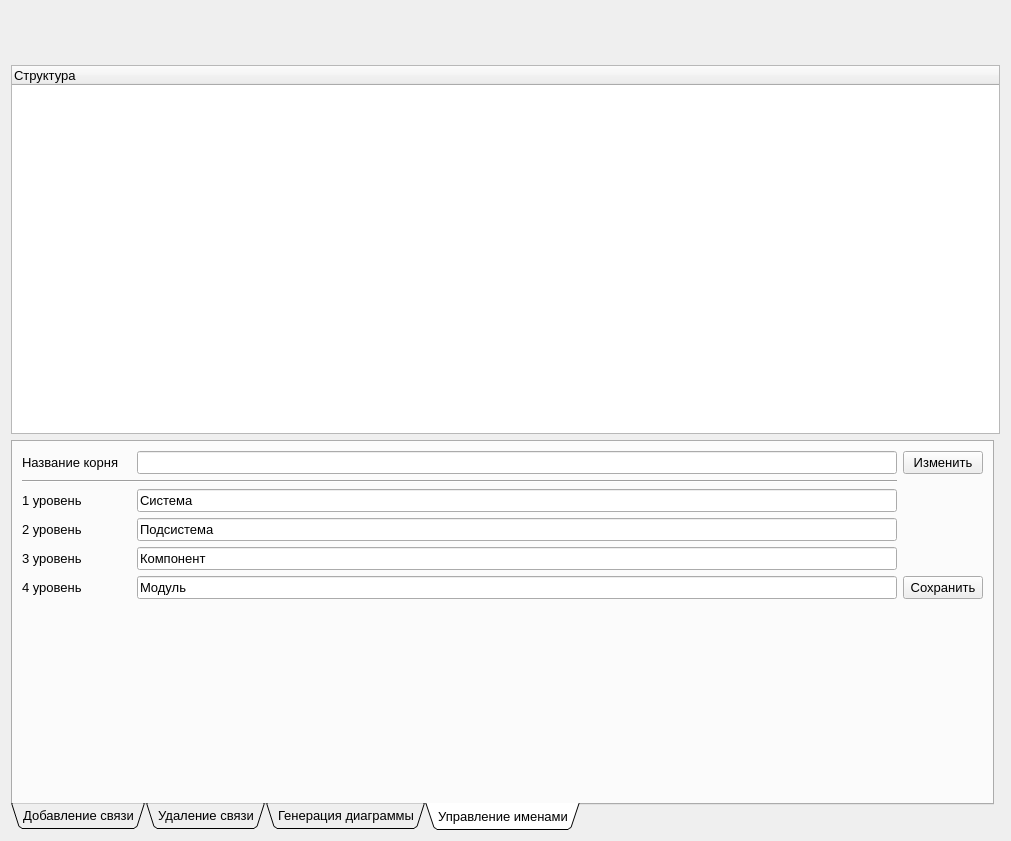
Qt form plugins/architect/widgets/architect/bf_architectform.ui (gen1izh/cpp) before a commit.
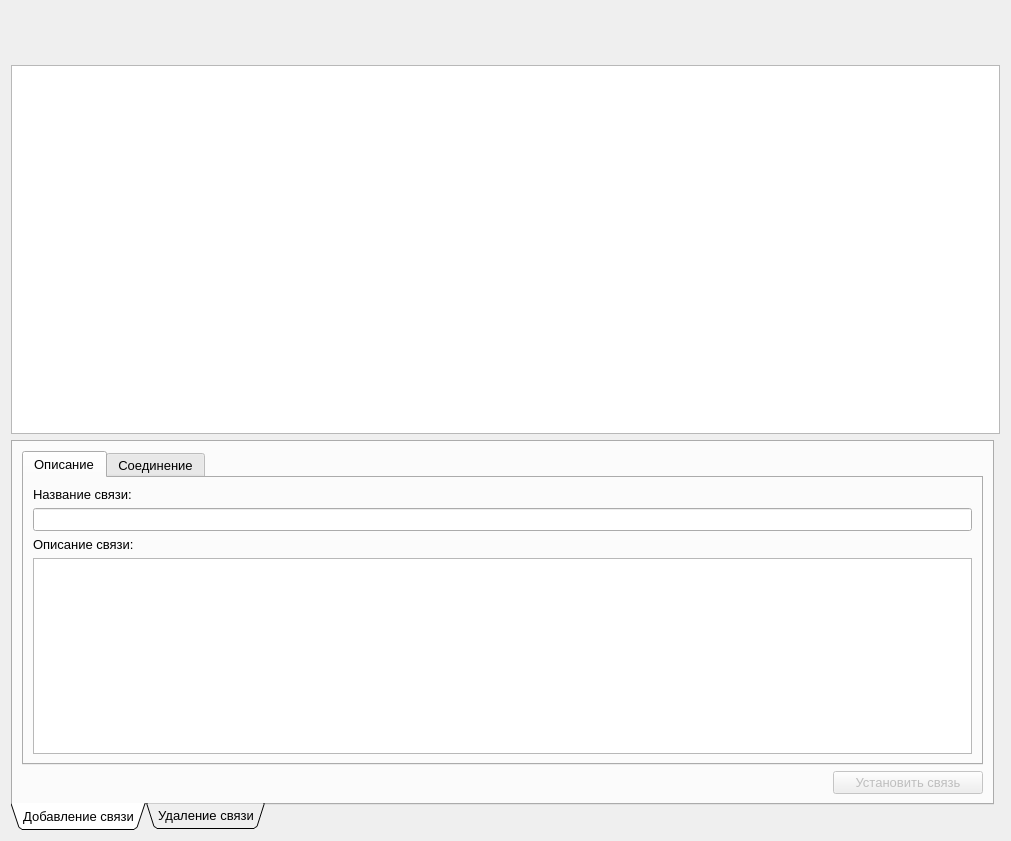
The same form after that commit. The open tabs and pages were chosen to show the change. Icons and pictures are not drawn.

Commit message: upd: рефакторинг структуры проекта. Вместо жесткого дерева (система, подсистема, компонент, модуль) - гибкое дерево.

What changed in the file:
```diff
--- a/plugins/architect/widgets/architect/bf_architectform.ui
+++ b/plugins/architect/widgets/architect/bf_architectform.ui
@@ -46,6 +46,9 @@
       <layout class="QGridLayout" name="gridLayout_4">
        <item row="2" column="1">
         <widget class="QPushButton" name="setLinkButton">
+         <property name="enabled">
+          <bool>false</bool>
+         </property>
          <property name="minimumSize">
           <size>
            <width>150</width>
@@ -93,7 +96,7 @@
            <item row="2" column="1">
             <widget class="QLabel" name="label_6">
              <property name="text">
-              <string>Описание:</string>
+              <string>Описание связи:</string>
              </property>
             </widget>
            </item>
@@ -103,7 +106,7 @@
            <item row="0" column="1">
             <widget class="QLabel" name="label_7">
              <property name="text">
-              <string>Название:</string>
+              <string>Название связи:</string>
              </property>
             </widget>
            </item>
@@ -500,196 +503,6 @@
        </item>
       </layout>
      </widget>
-     <widget class="QWidget" name="tab_3">
-      <attribute name="icon">
-       <iconset resource="../../../../klever/core/frameWork/resources/framework_resources.qrc">
-        <normaloff>:/images/raznoe31/raznoe31/48x48/64.png</normaloff>:/images/raznoe31/raznoe31/48x48/64.png</iconset>
-      </attribute>
-      <attribute name="title">
-       <string>Генерация диаграммы</string>
-      </attribute>
-      <layout class="QGridLayout" name="gridLayout_5">
-       <item row="6" column="0">
-        <spacer name="horizontalSpacer_3">
-         <property name="orientation">
-          <enum>Qt::Horizontal</enum>
-         </property>
-         <property name="sizeHint" stdset="0">
-          <size>
-           <width>40</width>
-           <height>20</height>
-          </size>
-         </property>
-        </spacer>
-       </item>
-       <item row="7" column="1">
-        <spacer name="verticalSpacer_3">
-         <property name="orientation">
-          <enum>Qt::Vertical</enum>
-         </property>
-         <property name="sizeHint" stdset="0">
-          <size>
-           <width>20</width>
-           <height>40</height>
-          </size>
-         </property>
-        </spacer>
-       </item>
-       <item row="3" column="0">
-        <widget class="QCheckBox" name="recursiveCheck">
-         <property name="text">
-          <string>Рекурсивный обход на</string>
-         </property>
-        </widget>
-       </item>
-       <item row="0" column="0">
-        <widget class="QLabel" name="label_10">
-         <property name="text">
-          <string>Элемент:</string>
-         </property>
-        </widget>
-       </item>
-       <item row="1" column="0" colspan="3">
-        <widget class="QLineEdit" name="elementEdit">
-         <property name="enabled">
-          <bool>false</bool>
-         </property>
-        </widget>
-       </item>
-       <item row="4" column="0" colspan="2">
-        <widget class="QSpinBox" name="levelBox">
-         <property name="maximum">
-          <number>3</number>
-         </property>
-        </widget>
-       </item>
-       <item row="4" column="2">
-        <widget class="QLabel" name="label_9">
-         <property name="text">
-          <string>уровень</string>
-         </property>
-        </widget>
-       </item>
-       <item row="6" column="1" colspan="2">
-        <widget class="QPushButton" name="generateComponenDiagrammButton">
-         <property name="text">
-          <string>Генерировать</string>
-         </property>
-        </widget>
-       </item>
-      </layout>
-     </widget>
-     <widget class="QWidget" name="tab_4">
-      <attribute name="icon">
-       <iconset resource="../../../../klever/core/frameWork/resources/framework_resources.qrc">
-        <normaloff>:/images/raznoe31/raznoe31/48x48/44.png</normaloff>:/images/raznoe31/raznoe31/48x48/44.png</iconset>
-      </attribute>
-      <attribute name="title">
-       <string>Управление именами</string>
-      </attribute>
-      <layout class="QGridLayout" name="gridLayout_6">
-       <item row="3" column="3">
-        <widget class="QLineEdit" name="systemAliasEdit">
-         <property name="text">
-          <string>Система</string>
-         </property>
-        </widget>
-       </item>
-       <item row="1" column="3">
-        <widget class="QLineEdit" name="sysNameEdit"/>
-       </item>
-       <item row="1" column="0">
-        <widget class="QLabel" name="label_11">
-         <property name="text">
-          <string>Название корня</string>
-         </property>
-        </widget>
-       </item>
-       <item row="1" column="4">
-        <widget class="QPushButton" name="changeButton">
-         <property name="text">
-          <string>Изменить</string>
-         </property>
-        </widget>
-       </item>
-       <item row="7" column="3">
-        <spacer name="verticalSpacer_4">
-         <property name="orientation">
-          <enum>Qt::Vertical</enum>
-         </property>
-         <property name="sizeHint" stdset="0">
-          <size>
-           <width>20</width>
-           <height>40</height>
-          </size>
-         </property>
-        </spacer>
-       </item>
-       <item row="4" column="3">
-        <widget class="QLineEdit" name="subsystemAliasEdit">
-         <property name="text">
-          <string>Подсистема</string>
-         </property>
-        </widget>
-       </item>
-       <item row="5" column="0">
-        <widget class="QLabel" name="label_14">
-         <property name="text">
-          <string>3 уровень</string>
-         </property>
-        </widget>
-       </item>
-       <item row="6" column="0">
-        <widget class="QLabel" name="label_15">
-         <property name="text">
-          <string>4 уровень</string>
-         </property>
-        </widget>
-       </item>
-       <item row="4" column="0">
-        <widget class="QLabel" name="label_13">
-         <property name="text">
-          <string>2 уровень</string>
-         </property>
-        </widget>
-       </item>
-       <item row="2" column="0" colspan="4">
-        <widget class="Line" name="line_2">
-         <property name="orientation">
-          <enum>Qt::Horizontal</enum>
-         </property>
-        </widget>
-       </item>
-       <item row="5" column="3">
-        <widget class="QLineEdit" name="componentAliasEdit">
-         <property name="text">
-          <string>Компонент</string>
-         </property>
-        </widget>
-       </item>
-       <item row="6" column="3">
-        <widget class="QLineEdit" name="moduleAliasEdit">
-         <property name="text">
-          <string>Модуль</string>
-         </property>
-        </widget>
-       </item>
-       <item row="3" column="0">
-        <widget class="QLabel" name="label_12">
-         <property name="text">
-          <string>1 уровень</string>
-         </property>
-        </widget>
-       </item>
-       <item row="6" column="4">
-        <widget class="QPushButton" name="saveAliasButton">
-         <property name="text">
-          <string>Сохранить</string>
-         </property>
-        </widget>
-       </item>
-      </layout>
-     </widget>
     </widget>
    </item>
    <item row="0" column="2">
@@ -834,9 +647,18 @@
      <property name="allColumnsShowFocus">
       <bool>false</bool>
      </property>
+     <attribute name="headerVisible">
+      <bool>false</bool>
+     </attribute>
+     <attribute name="headerDefaultSectionSize">
+      <number>600</number>
+     </attribute>
+     <attribute name="headerMinimumSectionSize">
+      <number>600</number>
+     </attribute>
      <column>
       <property name="text">
-       <string>Структура</string>
+       <string>Структура программы</string>
       </property>
      </column>
     </widget>
```
Left out of the diff: 10 changed lines with no effect on the pictures. The commit also changes 65 other files.
